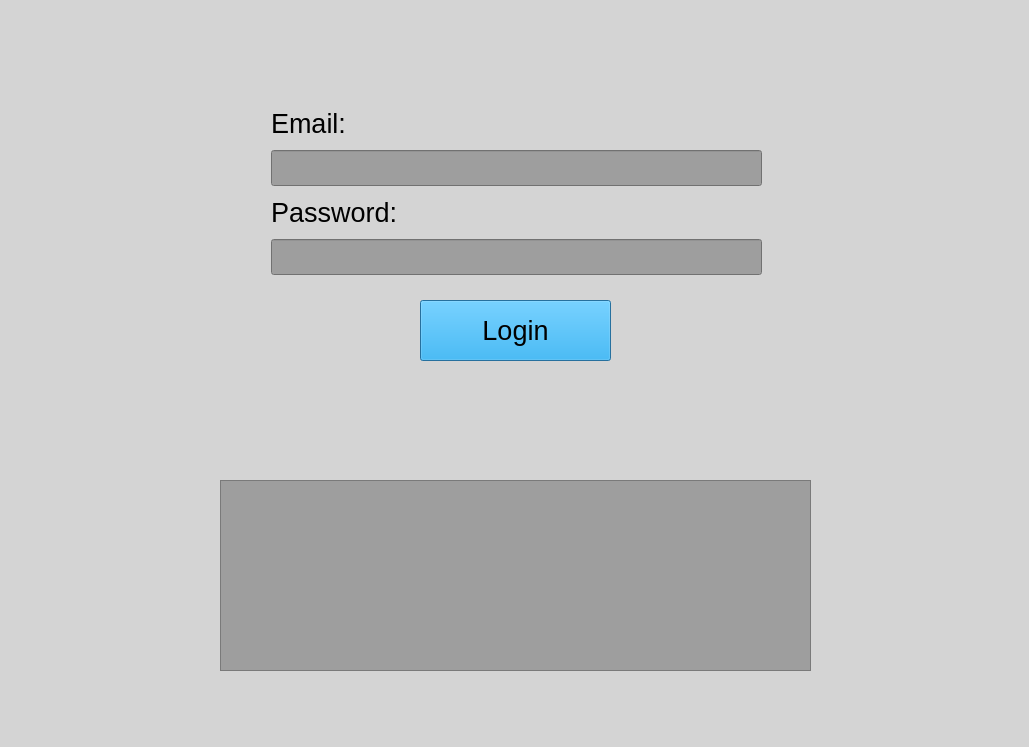
Old version of the form MainWindowApp/login.ui in the repository TheYoungOldtimer/ApProject1.
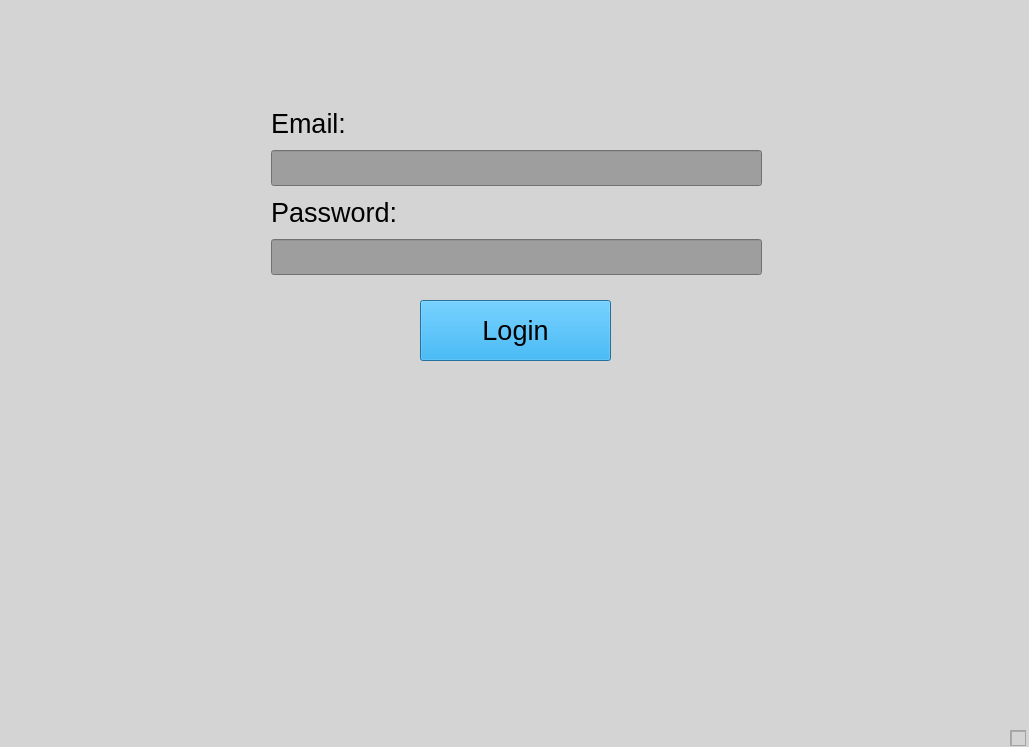
New version of the form.

The edit to the form file:
```diff
--- a/MainWindowApp/login.ui
+++ b/MainWindowApp/login.ui
@@ -53,15 +53,14 @@
   <widget class="QTextEdit" name="ted">
    <property name="geometry">
     <rect>
-     <x>220</x>
-     <y>480</y>
-     <width>591</width>
-     <height>191</height>
+     <x>1010</x>
+     <y>730</y>
+     <width>16</width>
+     <height>16</height>
     </rect>
    </property>
    <property name="styleSheet">
-    <string notr="true">background-color: rgb(158, 158, 158);
-color: rgb(0, 0, 0);</string>
+    <string notr="true"/>
    </property>
   </widget>
   <widget class="QLabel" name="loginError">
```
Left out of the diff: 12 changed lines with no effect on the pictures.
